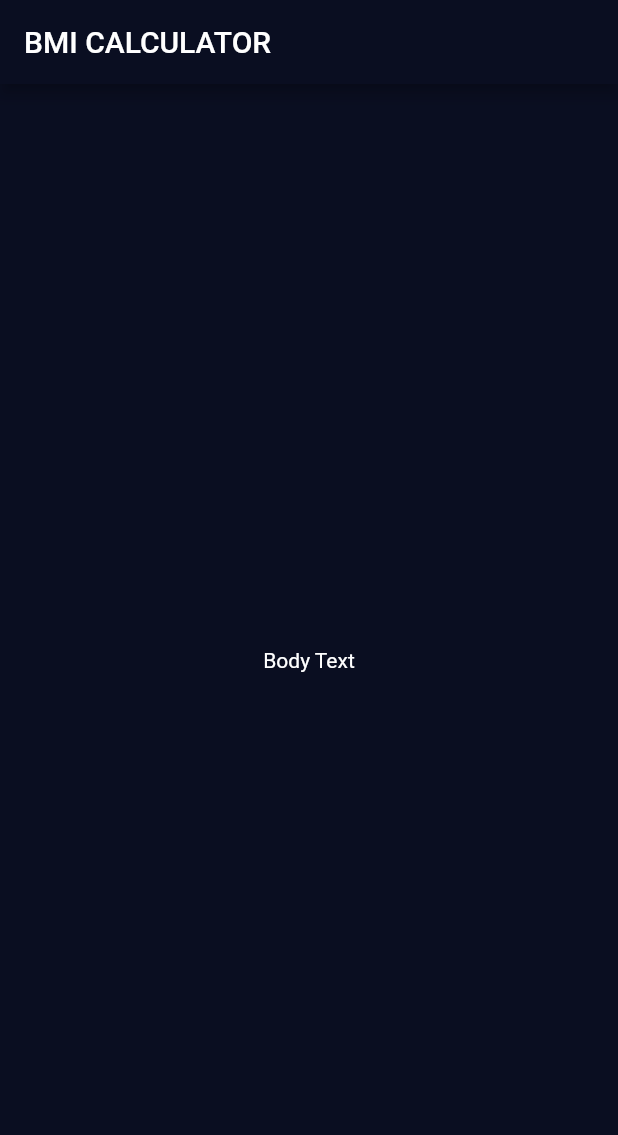
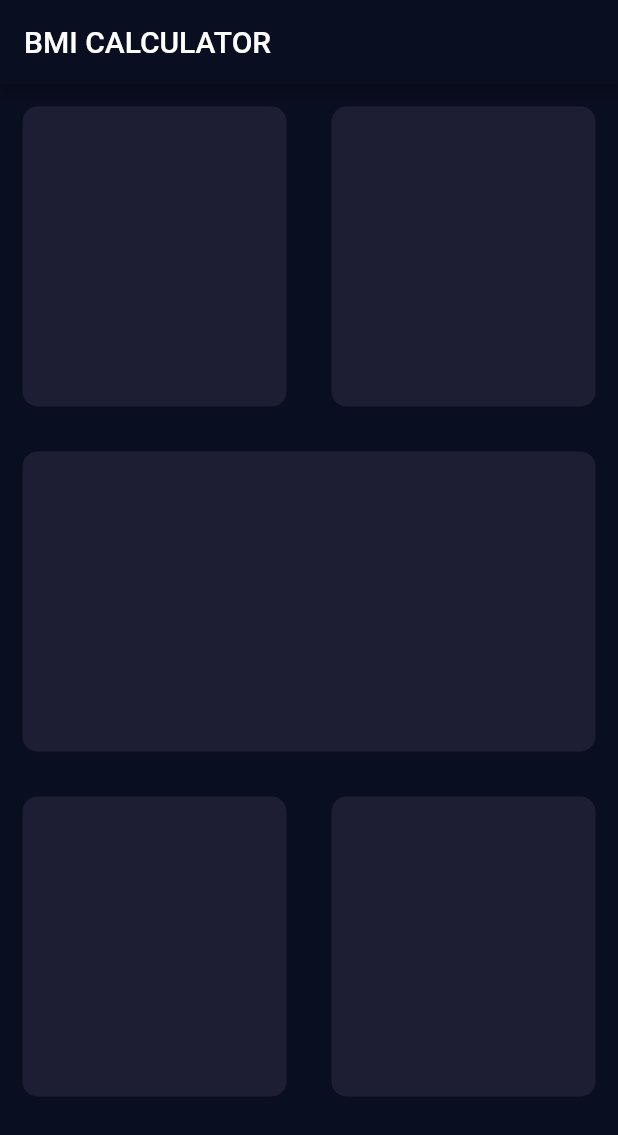
Before and after one commit to edilson14/bmi_calculator, a Flutter app: the screen it shows after launch, on a phone screen of 412 x 824 dp. Shown: the top 1135 px of the screen. Run offline on Flutter 3.47's test engine with Material 2 defaults, Android fonts, the phone set to English and light mode, and no system bars.

Commit message:
refactoring Card

```diff
--- /dev/null
+++ b/lib/components/card.dart
@@ -0,0 +1,22 @@
+import 'package:flutter/material.dart';
+
+class ReusableCard extends StatelessWidget {
+  const ReusableCard({
+    Key key,
+  }) : super(key: key);
+
+  @override
+  Widget build(BuildContext context) {
+    return Expanded(
+      child: Container(
+        height: 200,
+        width: 170,
+        margin: EdgeInsets.all(15.0),
+        decoration: BoxDecoration(
+          borderRadius: BorderRadius.circular(10.0),
+          color: Color(0XFF1D1E33),
+        ),
+      ),
+    );
+  }
+}
--- a/lib/pages/home.dart
+++ b/lib/pages/home.dart
@@ -1,4 +1,5 @@
 import 'package:flutter/material.dart';
+import '../components/card.dart';
 
 class InputPage extends StatefulWidget {
   @override
@@ -12,8 +13,26 @@ class _InputPageState extends State<InputPage> {
       appBar: AppBar(
         title: Text('BMI CALCULATOR'),
       ),
-      body: Center(
-        child: Text('Body Text'),
+      body: Column(
+        children: <Widget>[
+          Row(
+            children: <Widget>[
+              ReusableCard(),
+              ReusableCard(),
+            ],
+          ),
+          Row(
+            children: <Widget>[
+              ReusableCard(),
+            ],
+          ),
+          Row(
+            children: <Widget>[
+              ReusableCard(),
+              ReusableCard(),
+            ],
+          ),
+        ],
       ),
     );
   }
```
